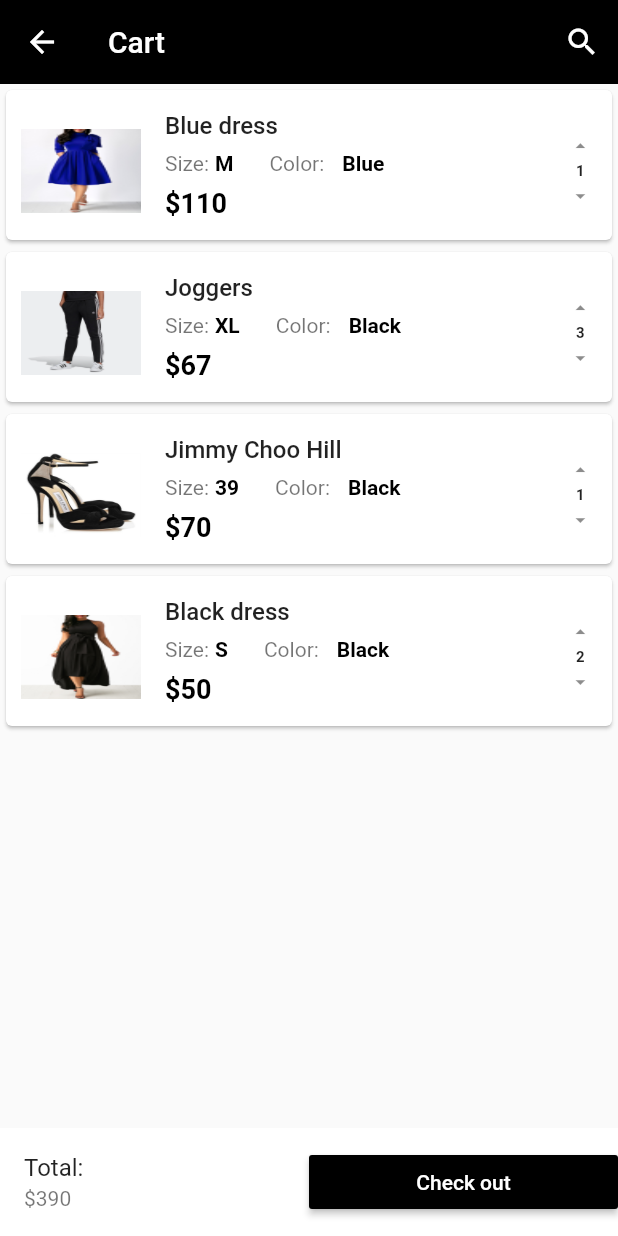
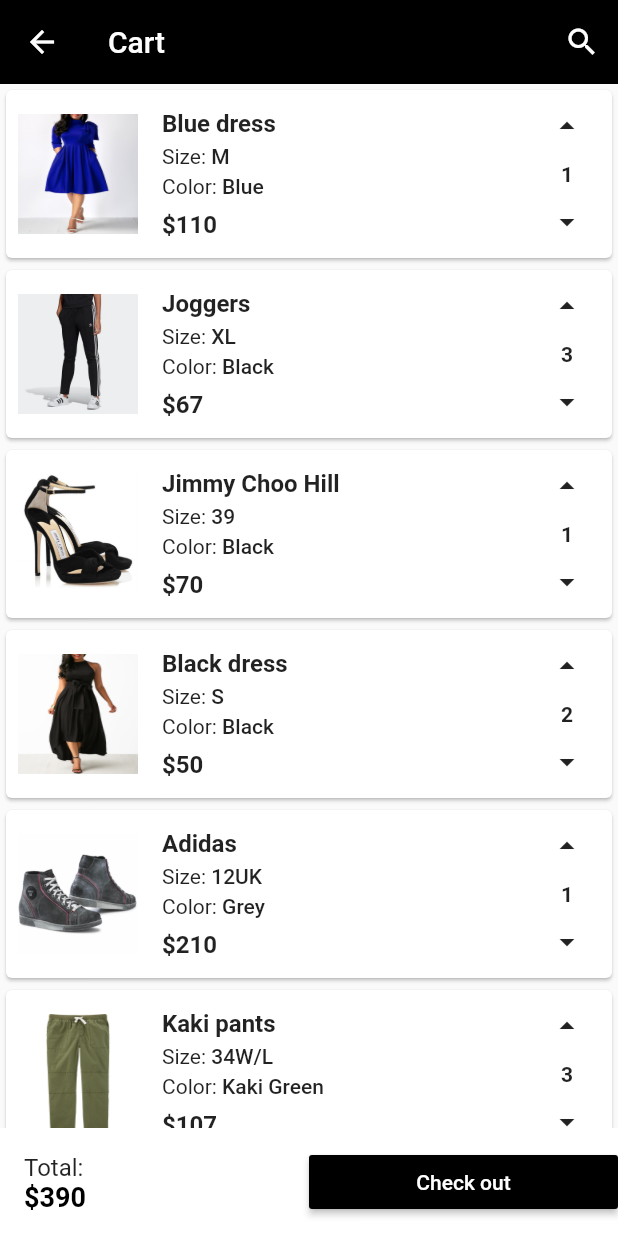
Before and after one commit to skaidevs/e_commerce, a Flutter app: the Cart screen opened directly, on a phone screen of 412 x 824 dp. Run offline on Flutter 3.47's test engine with Material 2 defaults, Android fonts, the light colour scheme and no system bars; our stand-ins replace carousel_pro.

Commit message:
Cart Page & Android FireBase Integration

```diff
--- a/lib/componets/cart_products.dart
+++ b/lib/componets/cart_products.dart
@@ -1,4 +1,5 @@
 import 'package:flutter/material.dart';
+import 'package:flutter/rendering.dart';
 
 class CartProducts extends StatefulWidget {
   @override
@@ -29,6 +30,38 @@ class _CartProductsState extends State<CartProducts> {
       "price": "70",
       "size": "39",
       "color": "Black",
+      "quantity": 1,
+    },
+    {
+      "name": "Black dress",
+      "pictures": "images/products/dress1.jpg",
+      "price": "50",
+      "size": "S",
+      "color": "Black",
+      "quantity": 2,
+    },
+    {
+      "name": "Adidas",
+      "pictures": "images/products/shoe1.jpg",
+      "price": "210",
+      "size": "12UK",
+      "color": "Grey",
+      "quantity": 1,
+    },
+    {
+      "name": "Kaki pants",
+      "pictures": "images/products/pants2.jpg",
+      "price": "107",
+      "size": "34W/L",
+      "color": "Kaki Green",
+      "quantity": 3,
+    },
+    {
+      "name": "Tommy Hill",
+      "pictures": "images/products/hills2.jpg",
+      "price": "70",
+      "size": "39",
+      "color": "Red & Black",
       "quantity": 1,
     },
     {
@@ -75,6 +108,92 @@ class SingleCartProduct extends StatelessWidget {
       this.cartProductQuantity});
 
   @override
+  Widget build(BuildContext context) {
+    return Container(
+      child: Card(
+        child: Row(
+          mainAxisAlignment: MainAxisAlignment.spaceBetween,
+          children: <Widget>[
+            Padding(
+              padding: const EdgeInsets.all(8.0),
+              child: Container(
+                width: 80.0,
+                height: 80.0,
+                child: Image.asset(
+                  cartProductPicture,
+                  fit: BoxFit.fill,
+                ),
+              ),
+            ),
+            Expanded(
+              child: Padding(
+                padding: const EdgeInsets.all(8.0),
+                child: Column(
+                  crossAxisAlignment: CrossAxisAlignment.start,
+                  children: <Widget>[
+                    Text(
+                      cartProductName,
+                      style: TextStyle(
+                          fontWeight: FontWeight.bold, fontSize: 16.0),
+                    ),
+                    SizedBox(
+                      height: 4.0,
+                    ),
+                    Row(
+                      children: <Widget>[
+                        Text("Size: "),
+                        Text(
+                          cartProductSize,
+                          style: TextStyle(fontWeight: FontWeight.w500),
+                        )
+                      ],
+                    ),
+                    SizedBox(
+                      height: 4.0,
+                    ),
+                    Row(
+                      children: <Widget>[
+                        Text("Color: "),
+                        Text(
+                          cartProductColor,
+                          style: TextStyle(fontWeight: FontWeight.w500),
+                        )
+                      ],
+                    ),
+                    SizedBox(
+                      height: 8.0,
+                    ),
+                    Text(
+                      "\$$cartProductPrice",
+                      style: TextStyle(
+                          fontSize: 16.0, fontWeight: FontWeight.bold),
+                    ),
+                  ],
+                ),
+              ),
+            ),
+            Container(
+              margin: EdgeInsets.fromLTRB(00.0, 0.0, 6.0, 0.0),
+              child: Column(
+                children: <Widget>[
+                  IconButton(icon: Icon(Icons.arrow_drop_up), onPressed: () {}),
+                  Text(
+                    "$cartProductQuantity",
+                    style: TextStyle(fontWeight: FontWeight.w600),
+                  ),
+                  IconButton(
+                      icon: Icon(Icons.arrow_drop_down), onPressed: () {}),
+                ],
+              ),
+            ),
+          ],
+        ),
+      ),
+    );
+  }
+}
+
+/*@override
 Widget build(BuildContext context) {
   return Card(
     child: ListTile(
@@ -142,22 +261,16 @@ class SingleCartProduct extends StatelessWidget {
         fit: BoxFit.fill,
         child: Column(
           children: <Widget>[
-              IconButton(
-                  icon: Icon(Icons.arrow_drop_up),
-                  iconSize: 40.0,
-                  onPressed: () {}),
+            IconButton(icon: Icon(Icons.arrow_drop_up), onPressed: () {}),
             Text(
               "$cartProductQuantity",
-                style: TextStyle(fontWeight: FontWeight.w600, fontSize: 25.0),
+              style: TextStyle(fontWeight: FontWeight.w600),
             ),
-              IconButton(
-                  icon: Icon(Icons.arrow_drop_down),
-                  iconSize: 40.0,
-                  onPressed: () {}),
+            IconButton(icon: Icon(Icons.arrow_drop_down), onPressed: () {}),
           ],
         ),
       ),
     ),
   );
 }
-}
+}*/
--- a/lib/pages/cart.dart
+++ b/lib/pages/cart.dart
@@ -33,7 +33,13 @@ class _CartState extends State<Cart> {
             Expanded(
               child: ListTile(
                 title: Text('Total:'),
-                subtitle: Text("\$390"),
+                subtitle: Text(
+                  "\$390",
+                  style: TextStyle(
+                      fontWeight: FontWeight.bold,
+                      color: Colors.black,
+                      fontSize: 18.0),
+                ),
               ),
             ),
             Expanded(
```
Also changed, not shown: lib/componets/horizontal_listview.dart (+4 -4 lines), lib/componets/products.dart (+9 -6 lines), lib/main.dart (+17 -14 lines), 3 other files. Lines whose indentation alone changed are shown as unchanged.
